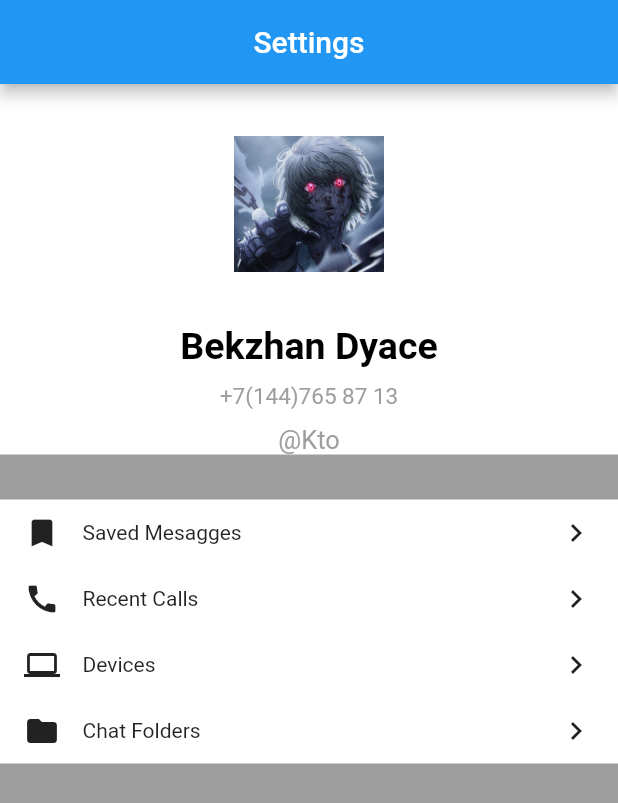
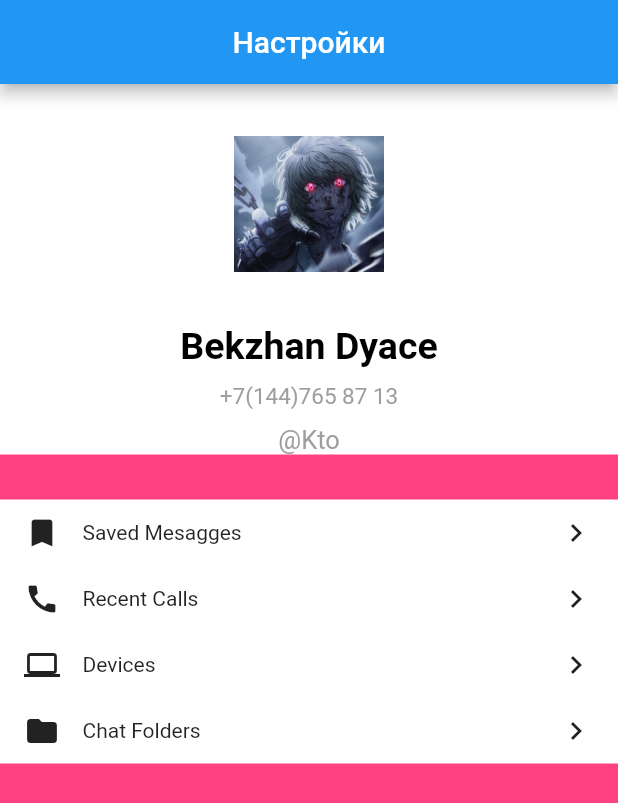
Before and after one commit to bekzhandyace/social-media, a Flutter app: the screen it shows after launch, on a phone screen of 412 x 824 dp. Shown: the top 803 px of the screen. Run offline on Flutter 3.47's test engine with Material 2 defaults, Android fonts, the phone set to English and light mode, and no system bars.

Commit message:
settings appbar changed

```diff
--- a/lib/widgtes.dart/user_profile.dart
+++ b/lib/widgtes.dart/user_profile.dart
@@ -12,9 +12,9 @@ class UserProfile extends StatelessWidget {
   @override
   Widget build(BuildContext context) {
     return Scaffold(
-      backgroundColor: Colors.grey,
+      backgroundColor: Colors.pinkAccent,
       appBar: AppBar(
-        title: Text('Settings'),
+        title: Text('Настройки'),
         centerTitle: true,
       ),
       body: Container(
```
